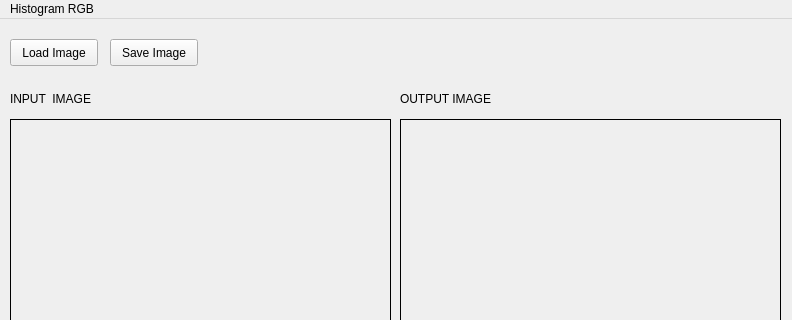
Old version of the form Module A9-C2/A10/A10.ui in the repository Itsjustrell/Digital-Image-Processing; both pictures show x 0 to 792 and y 0 to 320 of the 792 by 525 pixel window.
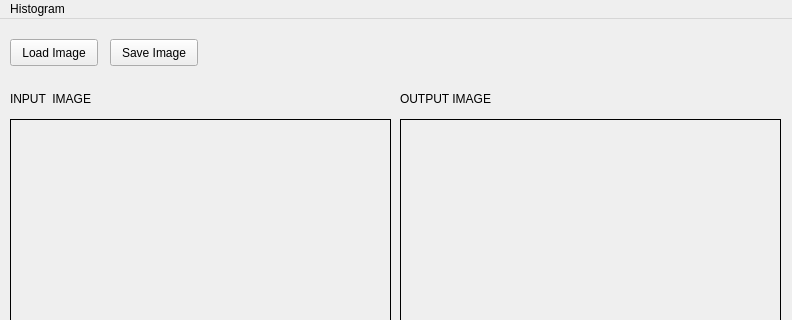
New version of the form.

```diff
--- a/Module A9-C2/A10/A10.ui
+++ b/Module A9-C2/A10/A10.ui
@@ -110,7 +110,7 @@
    </property>
    <widget class="QMenu" name="menuHistogram_Grayscale">
     <property name="title">
-     <string>Histogram RGB</string>
+     <string>Histogram</string>
     </property>
     <addaction name="separator"/>
     <addaction name="actionRGBHistogram"/>
```
